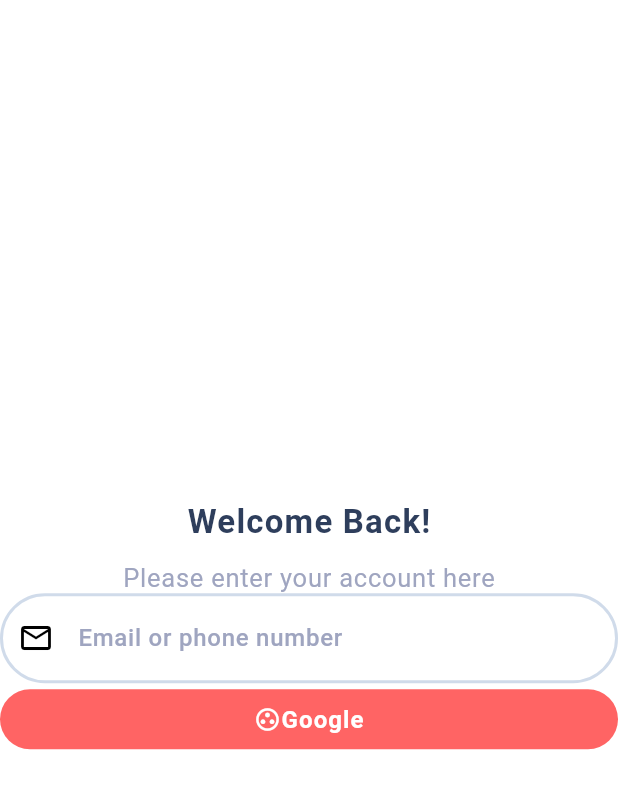
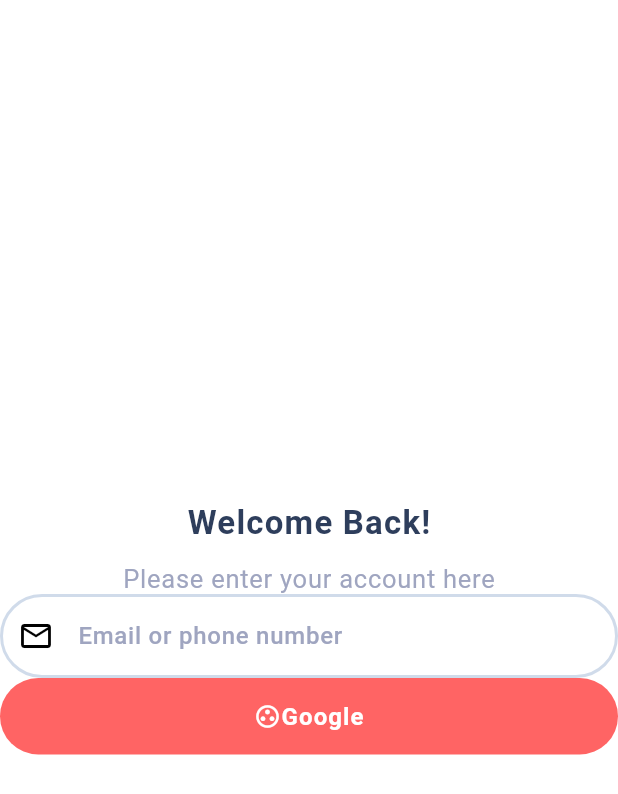
Before and after one commit to didierganthier/cook-snap, a Flutter app: the screen it shows after launch, on a phone screen of 412 x 824 dp. Shown: the top 794 px of the screen. Run offline on Flutter 3.47's test engine with Material 3 defaults, Android fonts, the light colour scheme and no system bars; our stand-ins replace flutter_dotenv, google_sign_in, sign_in_with_apple, supabase_flutter; accounts and stored records are empty.

Commit message:
fix: update cta and input padding

```diff
--- a/lib/app/ui/widgets/call_to_action.dart
+++ b/lib/app/ui/widgets/call_to_action.dart
@@ -113,6 +113,8 @@ class CallToAction extends StatelessWidget {
       onPressed: onPressed,
       onLongPress: onLongPressed,
       child: Center(
+        child: Padding(
+          padding: const EdgeInsets.symmetric(vertical: 6.0),
           child: Row(
             mainAxisAlignment: MainAxisAlignment.center,
             children: [
@@ -135,6 +137,7 @@ class CallToAction extends StatelessWidget {
             ],
           ),
         ),
+      ),
     );
   }
 }
--- a/lib/app/ui/widgets/input_field.dart
+++ b/lib/app/ui/widgets/input_field.dart
@@ -54,7 +54,7 @@ class InputField extends StatelessWidget {
                 color: AppColors.secondaryColor)
             : null,
         contentPadding:
-            const EdgeInsets.symmetric(vertical: 18.0, horizontal: 32.0),
+            const EdgeInsets.symmetric(vertical: 16.0, horizontal: 32.0),
         border: inputFieldBorder,
         hintText: hint,
       ),
```
Lines whose indentation alone changed are shown as unchanged.
